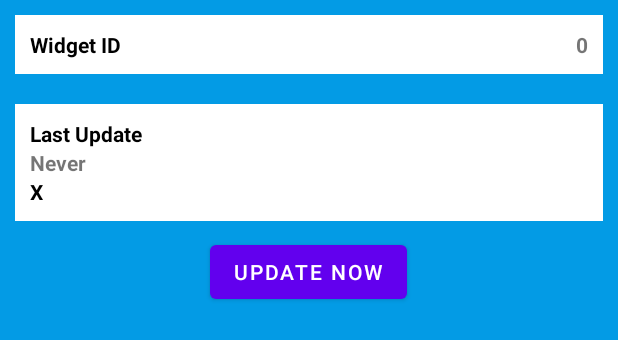
After one commit to azrafebrian/BroadcastReceiver, an Android app: the layout new_app_widget.xml on its own in the app's theme, with its tools: preview values and no code run, on a phone screen of 412 x 824 dp. The commit adds this screen. Shown: the top 340 px of the screen. Run offline under Robolectric (Android 15) with nearby library versions, the phone set to English and light mode, and no system bars.

Commit message:
Reformat Code and Add Widget

```diff
--- a/app/src/main/res/layout/activity_main.xml
+++ b/app/src/main/res/layout/activity_main.xml
@@ -9,8 +9,8 @@
     <Button
         android:layout_width="wrap_content"
         android:layout_height="wrap_content"
+        android:onClick="sendCustomBroadcast"
         android:text="Send Broadcast!"
-        android:onClick="sendCustomBroadcast"
         app:layout_constraintBottom_toBottomOf="parent"
         app:layout_constraintLeft_toLeftOf="parent"
         app:layout_constraintRight_toRightOf="parent"
--- /dev/null
+++ b/app/src/main/res/layout/new_app_widget.xml
@@ -0,0 +1,79 @@
+<RelativeLayout xmlns:android="http://schemas.android.com/apk/res/android"
+    android:layout_width="match_parent"
+    android:layout_height="match_parent"
+    android:background="?attr/appWidgetBackgroundColor"
+    android:padding="@dimen/widget_margin"
+    android:theme="@style/ThemeOverlay.BroadcastReceiver.AppWidgetContainer">
+
+    <LinearLayout
+        android:id="@+id/section_id"
+        android:layout_width="match_parent"
+        android:layout_height="wrap_content"
+        android:layout_alignParentTop="true"
+        android:layout_margin="10dp"
+        android:background="@color/white"
+        android:orientation="horizontal"
+        android:padding="10dp">
+
+        <TextView
+            android:layout_width="wrap_content"
+            android:layout_height="wrap_content"
+            android:layout_weight="2"
+            android:text="Widget ID "
+            android:textColor="@color/black"
+            android:textStyle="bold" />
+
+        <TextView
+            android:id="@+id/appwidget_id"
+            android:layout_width="wrap_content"
+            android:layout_height="wrap_content"
+            android:layout_weight="1"
+            android:gravity="right"
+            android:text="0"
+            android:textStyle="bold" />
+
+    </LinearLayout>
+
+    <LinearLayout
+        android:id="@+id/section_date"
+        android:layout_width="match_parent"
+        android:layout_height="wrap_content"
+        android:layout_below="@+id/section_id"
+        android:layout_margin="10dp"
+        android:background="@color/white"
+        android:orientation="vertical"
+        android:padding="10dp">
+
+        <TextView
+            android:layout_width="wrap_content"
+            android:layout_height="wrap_content"
+            android:text="Last Update"
+            android:textColor="@color/black"
+            android:textStyle="bold" />
+
+        <TextView
+            android:id="@+id/appwidget_time"
+            android:layout_width="wrap_content"
+            android:layout_height="wrap_content"
+            android:text="Never"
+            android:textStyle="bold" />
+
+        <TextView
+            android:id="@+id/appwidget_update"
+            android:layout_width="wrap_content"
+            android:layout_height="wrap_content"
+            android:text="X"
+            android:textColor="@color/black"
+            android:textStyle="bold" />
+
+    </LinearLayout>
+
+    <Button
+        android:id="@+id/button_update"
+        android:layout_width="wrap_content"
+        android:layout_height="wrap_content"
+        android:layout_below="@id/section_date"
+        android:layout_centerHorizontal="true"
+        android:text="Update Now" />
+
+</RelativeLayout>
--- a/app/src/main/res/values-night/themes.xml
+++ b/app/src/main/res/values-night/themes.xml
@@ -13,4 +13,9 @@
         <item name="android:statusBarColor" tools:targetApi="l">?attr/colorPrimaryVariant</item>
         <!-- Customize your theme here. -->
     </style>
+
+    <style name="ThemeOverlay.BroadcastReceiver.AppWidgetContainer" parent="">
+        <item name="appWidgetBackgroundColor">@color/light_blue_900</item>
+        <item name="appWidgetTextColor">@color/light_blue_200</item>
+    </style>
 </resources>
--- /dev/null
+++ b/app/src/main/res/values/attrs.xml
@@ -0,0 +1,6 @@
+<resources>
+    <declare-styleable name="AppWidgetAttrs">
+        <attr name="appWidgetBackgroundColor" format="color" />
+        <attr name="appWidgetTextColor" format="color" />
+    </declare-styleable>
+</resources>
--- a/app/src/main/res/values/colors.xml
+++ b/app/src/main/res/values/colors.xml
@@ -7,4 +7,8 @@
     <color name="teal_700">#FF018786</color>
     <color name="black">#FF000000</color>
     <color name="white">#FFFFFFFF</color>
+    <color name="light_blue_50">#FFE1F5FE</color>
+    <color name="light_blue_200">#FF81D4FA</color>
+    <color name="light_blue_600">#FF039BE5</color>
+    <color name="light_blue_900">#FF01579B</color>
 </resources>
--- a/app/src/main/res/values/strings.xml
+++ b/app/src/main/res/values/strings.xml
@@ -2,4 +2,6 @@
     <string name="app_name">BroadcastReceiver</string>
     <string name="power_connected">Power Connected!</string>
     <string name="power_disconnected">Power Disconnected!</string>
+    <string name="appwidget_text">EXAMPLE</string>
+    <string name="add_widget">Add widget</string>
 </resources>
--- a/app/src/main/res/values/themes.xml
+++ b/app/src/main/res/values/themes.xml
@@ -13,4 +13,9 @@
         <item name="android:statusBarColor" tools:targetApi="l">?attr/colorPrimaryVariant</item>
         <!-- Customize your theme here. -->
     </style>
+
+    <style name="ThemeOverlay.BroadcastReceiver.AppWidgetContainer" parent="">
+        <item name="appWidgetBackgroundColor">@color/light_blue_600</item>
+        <item name="appWidgetTextColor">@color/light_blue_50</item>
+    </style>
 </resources>
```
Also changed, not shown: app/src/main/AndroidManifest.xml (+10 -1 lines), app/src/main/java/com/example/broadcastreceiver/CustomReceiver.java (+9 -9 lines), app/src/main/java/com/example/broadcastreceiver/MainActivity.java (+7 -7 lines), app/src/main/java/com/example/broadcastreceiver/NewAppWidget.java (added, +72 -0 lines), app/src/main/res/values/dimens.xml (added, +10 -0 lines), app/src/main/res/xml/new_app_widget_info.xml (added, +10 -0 lines), app/src/main/res/drawable-nodpi/example_appwidget_preview.png (added).
